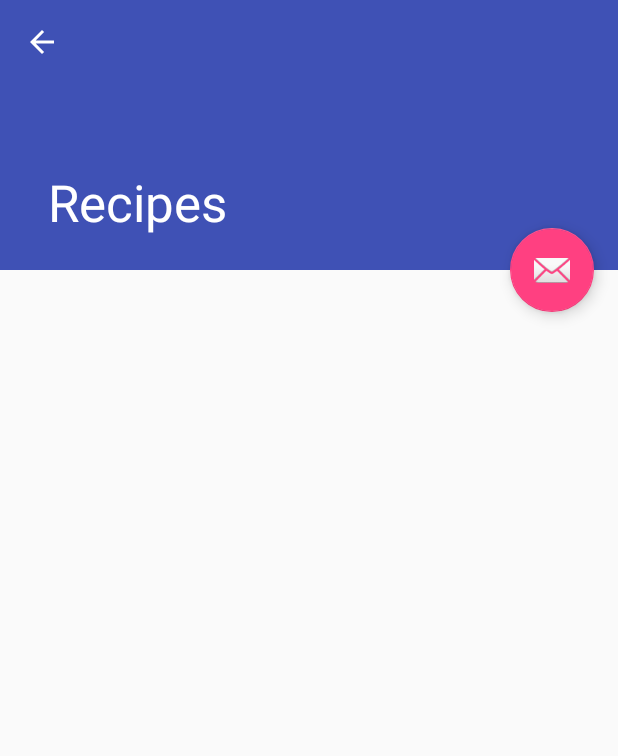
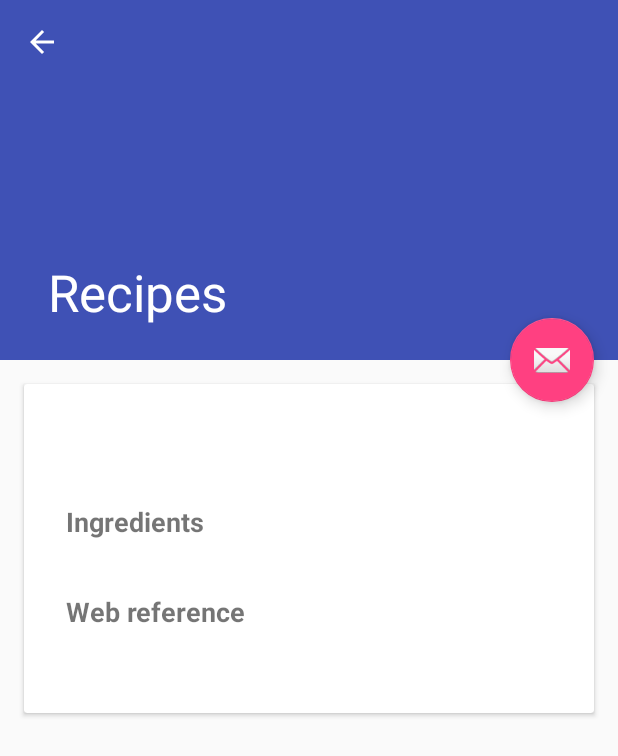
Before and after one commit to gscdev/recipes, an Android app: the RecipeDetailActivity screen opened directly, with no data from a screen before it, on a phone screen of 412 x 824 dp. Shown: the top 756 px of the screen. Run offline under Robolectric (Android 15) with nearby library versions, the phone set to English and light mode, and no system bars; our stand-ins replace ButterKnife.

Commit message:
Detail view

```diff
--- a/app/src/main/res/layout/content_recipe.xml
+++ b/app/src/main/res/layout/content_recipe.xml
@@ -8,10 +8,50 @@
     tools:context=".ui.recipes.detail.RecipeDetailActivity"
     tools:showIn="@layout/activity_recipe">
 
-    <TextView
-        android:layout_width="wrap_content"
+    <android.support.v7.widget.CardView
+        android:layout_width="match_parent"
         android:layout_height="wrap_content"
-        android:layout_margin="@dimen/text_margin"
-        tools:text="content" />
+        android:layout_margin="@dimen/cardview_margin">
+
+        <LinearLayout
+            android:layout_width="match_parent"
+            android:layout_height="wrap_content"
+            android:padding="@dimen/cardview_padding"
+            android:orientation="vertical">
+
+            <TextView
+                android:id="@+id/recipe_title"
+                android:layout_width="match_parent"
+                android:layout_height="wrap_content"
+                android:padding="@dimen/text_margin"
+                style="@style/text_title"
+                tools:text="Title"/>
+            <TextView
+                android:layout_width="match_parent"
+                android:layout_height="wrap_content"
+                android:padding="@dimen/text_margin"
+                style="@style/text_subtitle"
+                android:text="@string/ingredients"/>
+            <TextView
+                android:id="@+id/recipe_ingredients"
+                android:layout_width="match_parent"
+                android:layout_height="wrap_content"
+                android:padding="@dimen/text_margin"
+                tools:text="ingredient1, ingredient2"/>
+            <TextView
+                android:layout_width="match_parent"
+                android:layout_height="wrap_content"
+                android:padding="@dimen/text_margin"
+                style="@style/text_subtitle"
+                android:text="@string/web_reference"/>
+            <TextView
+                android:id="@+id/recipe_url"
+                android:layout_width="match_parent"
+                android:layout_height="wrap_content"
+                android:padding="@dimen/text_margin"
+                tools:text="url"/>
+        </LinearLayout>
+
+    </android.support.v7.widget.CardView>
 
 </android.support.v4.widget.NestedScrollView>
--- a/app/src/main/res/values/dimens.xml
+++ b/app/src/main/res/values/dimens.xml
@@ -2,7 +2,11 @@
 <resources>
     <dimen name="item_margin">8dp</dimen>
 
-    <dimen name="app_bar_height">180dp</dimen>
+    <dimen name="app_bar_height">240dp</dimen>
+
+    <dimen name="cardview_margin">16dp</dimen>
+    <dimen name="cardview_padding">24dp</dimen>
+    <dimen name="text_margin">4dp</dimen>
+
     <dimen name="fab_margin">16dp</dimen>
-    <dimen name="text_margin">16dp</dimen>
 </resources>
--- a/app/src/main/res/values/strings.xml
+++ b/app/src/main/res/values/strings.xml
@@ -2,4 +2,7 @@
     <string name="app_name">Recipes</string>
 
     <string name="action_search">Search</string>
+
+    <string name="ingredients">Ingredients</string>
+    <string name="web_reference">Web reference</string>
 </resources>
--- a/app/src/main/res/values/styles.xml
+++ b/app/src/main/res/values/styles.xml
@@ -17,4 +17,13 @@
 
     <style name="AppTheme.PopupOverlay" parent="ThemeOverlay.AppCompat.Light" />
 
+    <style name="text_title">
+        <item name="android:textSize">32sp</item>
+        <item name="android:textStyle">bold</item>
+    </style>
+
+    <style name="text_subtitle">
+        <item name="android:textSize">18sp</item>
+        <item name="android:textStyle">bold</item>
+    </style>
 </resources>
```
